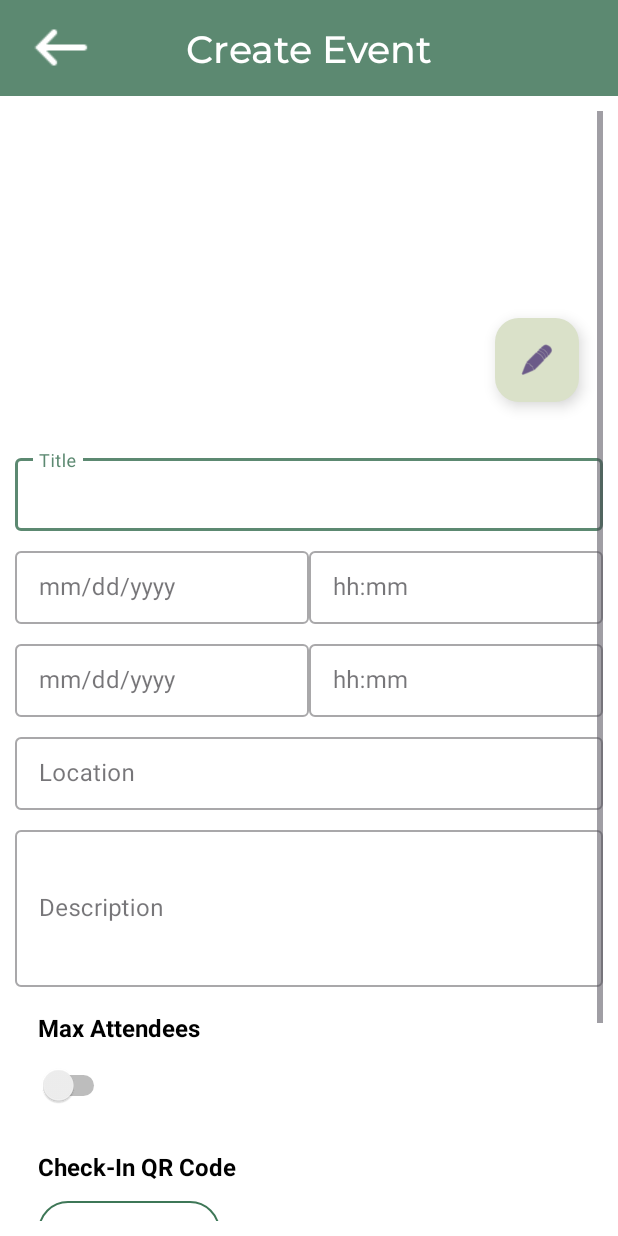
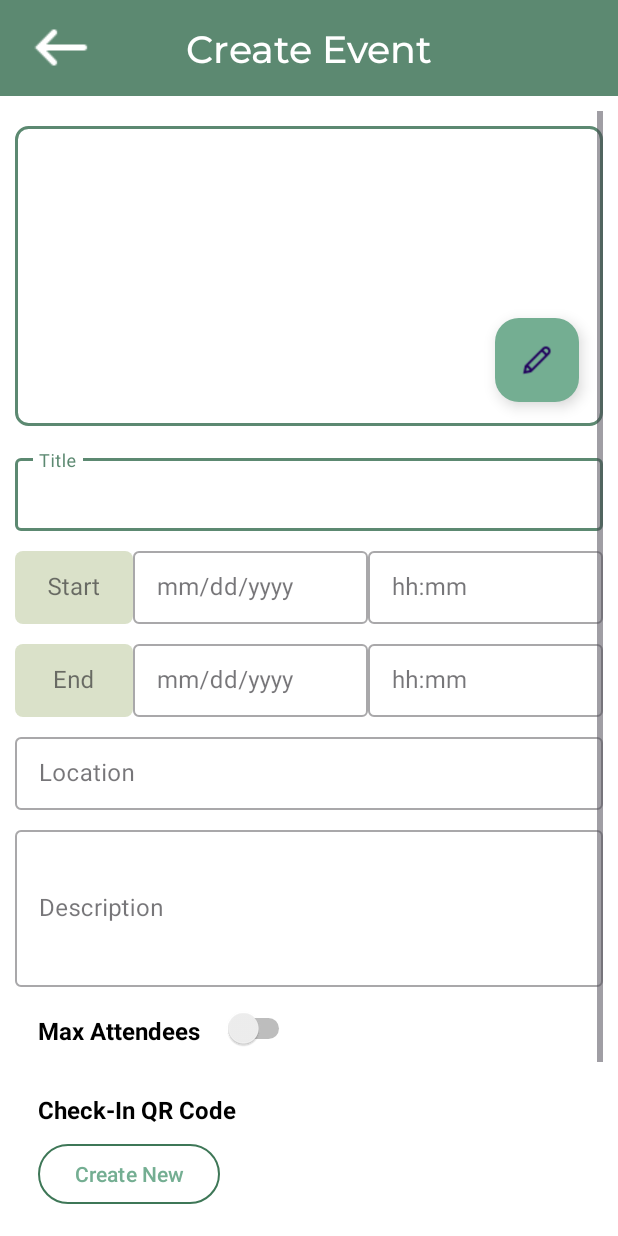
Before and after one commit to CMPUT301W24T52/HotJava, an Android app: the CreateEventActivity screen opened directly, with no data from a screen before it, on a phone screen of 412 x 824 dp. Run offline under Robolectric (Android 15) with nearby library versions, the phone set to English and light mode, and no system bars; our stand-ins replace Firebase (no records; nobody signed in at launch, a user with empty details on screens opened directly).

Commit message:
Added start and end text in create event

```diff
--- a/HotEvents/app/src/main/java/com/example/hotevents/CreateEventActivity.java
+++ b/HotEvents/app/src/main/java/com/example/hotevents/CreateEventActivity.java
@@ -72,6 +72,8 @@ public class CreateEventActivity extends AppCompatActivity {
     // Defining UI objects
     EditText titleText;
     TextView startDateText;
+    TextView startText;
+    TextView endText;
     TextView startTimeText;
     TextView endDateText;
     TextView endTimeText;
@@ -166,13 +168,19 @@ public class CreateEventActivity extends AppCompatActivity {
         addImageButton = findViewById(R.id.add_image_button);
         maxAttendeeText = findViewById(R.id.max_attendee_input_text);
         qrCreateButton = findViewById(R.id.qrcode_create_button);
+        startText = findViewById(R.id.start_text);
+        endText = findViewById(R.id.end_text);
 
 
+        startText.setFocusable(false);
+        endText.setFocusable(false);
         startDateText.setFocusable(false);
         startTimeText.setFocusable(false);
         endDateText.setFocusable(false);
         endTimeText.setFocusable(false);
         // Set listeners
+        startText.setOnClickListener(v -> openDateTimeDialog(startDateText, startTimeText));
+        endText.setOnClickListener(v -> openDateTimeDialog(endDateText, endTimeText));
         startDateText.setOnClickListener(v -> openDateTimeDialog(startDateText, startTimeText));
         endDateText.setOnClickListener(v -> openDateTimeDialog(endDateText, endTimeText));
         createButton.setOnClickListener(v -> createButtonClick());
--- /dev/null
+++ b/HotEvents/app/src/main/res/drawable/round_rect_less_curve.xml
@@ -0,0 +1,6 @@
+<?xml version="1.0" encoding="utf-8"?>
+<shape xmlns:android="http://schemas.android.com/apk/res/android"
+    android:shape="rectangle">
+    <corners android:radius="5dp"/>
+    <solid android:color="#dae1c9"/>
+</shape>
--- a/HotEvents/app/src/main/res/layout/activity_create_event_new.xml
+++ b/HotEvents/app/src/main/res/layout/activity_create_event_new.xml
@@ -63,6 +63,7 @@
                 android:layout_height="200dp"
                 android:scaleType="centerCrop"
                 android:layout_marginTop="10dp"
+                android:background="@drawable/button_background"
                 app:layout_constraintEnd_toEndOf="parent"
                 app:layout_constraintStart_toStartOf="parent"
                 app:layout_constraintTop_toTopOf="parent" />
@@ -75,10 +76,10 @@
                 android:layout_margin="16dp"
                 android:clickable="true"
                 android:focusable="true"
-                app:backgroundTint="@color/secondaryColor"
+                android:backgroundTint="@color/primaryDarkColor"
                 app:layout_constraintBottom_toBottomOf="@+id/poster_image"
                 app:layout_constraintEnd_toEndOf="@+id/poster_image"
-                app:srcCompat="@android:drawable/ic_menu_edit" />
+                android:src="@drawable/ic_pencil" />
 
             <!-- Title Input Field -->
             <com.google.android.material.textfield.TextInputLayout
@@ -101,6 +102,28 @@
             </com.google.android.material.textfield.TextInputLayout>
 
             <!-- Date and Time Pickers -->
+            <com.google.android.material.textfield.TextInputLayout
+                android:id="@+id/start_text_layout"
+                style="@style/Widget.MaterialComponents.TextInputLayout.OutlinedBox.Dense"
+                android:layout_width="0dp"
+                android:layout_height="wrap_content"
+                android:layout_marginTop="8dp"
+                app:layout_constraintEnd_toStartOf="@+id/start_date_input_layout"
+                app:layout_constraintStart_toStartOf="parent"
+                app:layout_constraintTop_toBottomOf="@+id/title_input_layout"
+                app:layout_constraintWidth_percent="0.2">
+
+                <com.google.android.material.textfield.TextInputEditText
+                    android:id="@+id/start_text"
+                    android:layout_width="match_parent"
+                    android:layout_height="wrap_content"
+                    android:hint="@string/start_text"
+                    android:background="@drawable/round_rect_less_curve"
+                    android:gravity="center"
+                    android:textAlignment="center"
+                    android:textColorHint="#757575" />
+            </com.google.android.material.textfield.TextInputLayout>
+
             <!-- Start Date Picker -->
             <com.google.android.material.textfield.TextInputLayout
                 android:id="@+id/start_date_input_layout"
@@ -109,9 +132,9 @@
                 android:layout_height="wrap_content"
                 android:layout_marginTop="8dp"
                 app:layout_constraintEnd_toStartOf="@+id/start_time_input_layout"
-                app:layout_constraintStart_toStartOf="parent"
+                app:layout_constraintStart_toEndOf="@+id/start_text_layout"
                 app:layout_constraintTop_toBottomOf="@+id/title_input_layout"
-                app:layout_constraintWidth_percent="0.5">
+                app:layout_constraintWidth_percent="0.4">
 
                 <com.google.android.material.textfield.TextInputEditText
                     android:id="@+id/start_date_text"
@@ -132,7 +155,7 @@
                 app:layout_constraintEnd_toEndOf="parent"
                 app:layout_constraintStart_toEndOf="@+id/start_date_input_layout"
                 app:layout_constraintTop_toBottomOf="@+id/title_input_layout"
-                app:layout_constraintWidth_percent="0.5">
+                app:layout_constraintWidth_percent="0.4">
 
                 <com.google.android.material.textfield.TextInputEditText
                     android:id="@+id/start_time_text"
@@ -145,15 +168,37 @@
 
             <!-- End Date Picker -->
             <com.google.android.material.textfield.TextInputLayout
+                android:id="@+id/end_text_layout"
+                style="@style/Widget.MaterialComponents.TextInputLayout.OutlinedBox.Dense"
+                android:layout_width="0dp"
+                android:layout_height="wrap_content"
+                android:layout_marginTop="8dp"
+                app:layout_constraintEnd_toStartOf="@+id/end_date_input_layout"
+                app:layout_constraintStart_toStartOf="parent"
+                app:layout_constraintTop_toBottomOf="@+id/start_text_layout"
+                app:layout_constraintWidth_percent="0.2">
+
+                <com.google.android.material.textfield.TextInputEditText
+                    android:id="@+id/end_text"
+                    android:layout_width="match_parent"
+                    android:layout_height="wrap_content"
+                    android:hint="@string/end_text"
+                    android:background="@drawable/round_rect_less_curve"
+                    android:gravity="center"
+                    android:textAlignment="center"
+                    android:textColorHint="#757575" />
+            </com.google.android.material.textfield.TextInputLayout>
+
+            <com.google.android.material.textfield.TextInputLayout
                 android:id="@+id/end_date_input_layout"
                 style="@style/Widget.MaterialComponents.TextInputLayout.OutlinedBox.Dense"
                 android:layout_width="0dp"
                 android:layout_height="wrap_content"
                 android:layout_marginTop="8dp"
                 app:layout_constraintEnd_toStartOf="@+id/end_time_input_layout"
-                app:layout_constraintStart_toStartOf="parent"
+                app:layout_constraintStart_toEndOf="@+id/end_text_layout"
                 app:layout_constraintTop_toBottomOf="@+id/start_date_input_layout"
-                app:layout_constraintWidth_percent="0.5">
+                app:layout_constraintWidth_percent="0.4">
 
                 <com.google.android.material.textfield.TextInputEditText
                     android:id="@+id/end_date_text"
@@ -173,7 +218,7 @@
                 app:layout_constraintEnd_toEndOf="parent"
                 app:layout_constraintStart_toEndOf="@+id/end_date_input_layout"
                 app:layout_constraintTop_toBottomOf="@+id/start_time_input_layout"
-                app:layout_constraintWidth_percent="0.5">
+                app:layout_constraintWidth_percent="0.4">
 
                 <com.google.android.material.textfield.TextInputEditText
                     android:id="@+id/end_time_text"
@@ -228,7 +273,7 @@
                 android:id="@+id/max_attendee_container"
                 android:layout_width="0dp"
                 android:layout_height="wrap_content"
-                android:orientation="vertical"
+                android:orientation="horizontal"
                 app:layout_constraintEnd_toEndOf="parent"
                 app:layout_constraintStart_toStartOf="parent"
                 app:layout_constraintTop_toBottomOf="@+id/description_input_layout">
@@ -252,7 +297,10 @@
                     android:layout_height="wrap_content"
                     android:layout_marginStart="15dp"
                     android:layout_marginTop="14dp"
-                    android:checked="false" />
+                    android:checked="false"
+                    tools:ignore="UseSwitchCompatOrMaterialXml" />
+            </LinearLayout>
+
 
             <!-- Max Attendees Input Field -->
             <com.google.android.material.textfield.TextInputLayout
@@ -260,7 +308,9 @@
                 style="@style/Widget.MaterialComponents.TextInputLayout.OutlinedBox.Dense"
                 android:layout_width="match_parent"
                 android:layout_height="wrap_content"
-                    android:layout_marginTop="8dp">
+                android:layout_marginTop="8dp"
+                app:layout_constraintTop_toBottomOf="@+id/max_attendee_container"
+                app:layout_constraintBottom_toTopOf="@+id/qrcode_text">
 
                 <com.google.android.material.textfield.TextInputEditText
                     android:id="@+id/max_attendee_input_text"
@@ -271,7 +321,6 @@
                     android:inputType="numberSigned"
                     android:maxLength="3" />
             </com.google.android.material.textfield.TextInputLayout>
-            </LinearLayout>
 
             <!-- QR Code Section Title -->
             <TextView
@@ -285,7 +334,7 @@
                 android:textSize="16sp"
                 android:textStyle="bold"
                 app:layout_constraintStart_toStartOf="parent"
-                app:layout_constraintTop_toBottomOf="@+id/max_attendee_container" />
+                app:layout_constraintTop_toBottomOf="@+id/max_attendee_input_layout" />
 
             <!-- QR Code Create Button -->
             <Button
@@ -339,7 +388,7 @@
             <!-- Create Event Button -->
             <Button
                 android:id="@+id/create_event_button"
-                android:layout_width="350dp"
+                android:layout_width="360dp"
                 android:layout_height="wrap_content"
                 android:layout_marginTop="24dp"
                 android:layout_marginBottom="16dp"
--- a/HotEvents/app/src/main/res/values/strings.xml
+++ b/HotEvents/app/src/main/res/values/strings.xml
@@ -42,5 +42,7 @@
     <string name="notification">Notifications</string>
     <string name="start_date">mm/dd/yyyy</string>
     <string name="start_time">hh:mm</string>
+    <string name="start_text">Start</string>
+    <string name="end_text">End</string>
 
 </resources>
```
Also changed, not shown: HotEvents/app/src/main/res/drawable/ic_pencil.png (added). Lines whose indentation alone changed are shown as unchanged.
